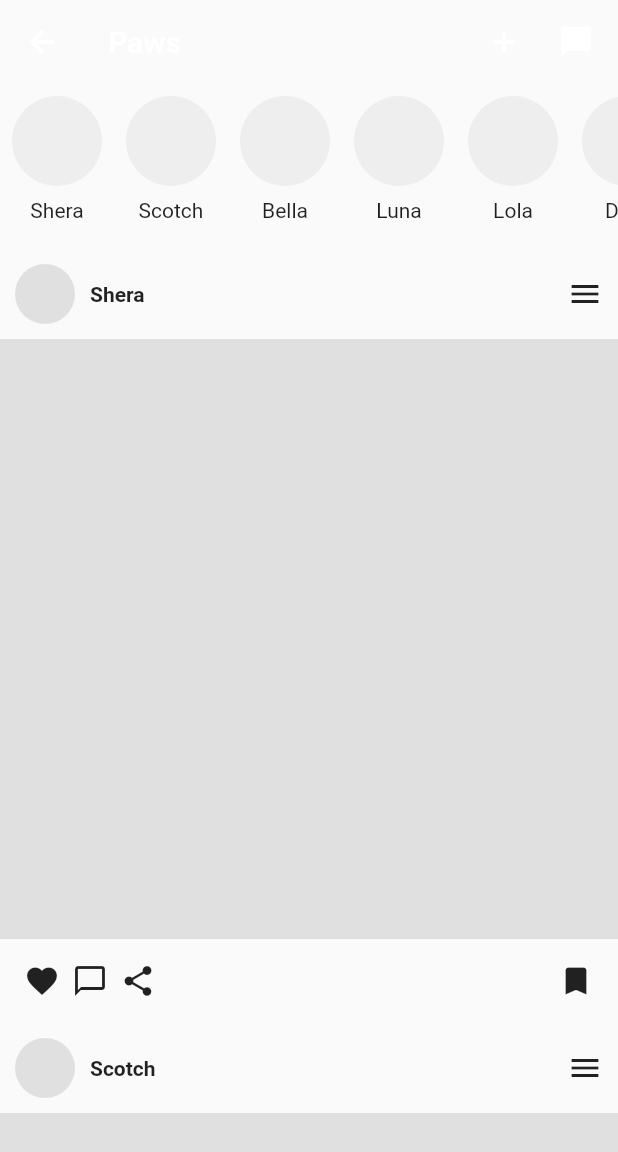
After one commit to Atharva-Malode/paws, a Flutter app: the UserHome screen opened directly, on a phone screen of 412 x 824 dp. The commit adds this screen. Shown: the top 1152 px of the screen. Run offline on Flutter 3.47's test engine with Material 2 defaults, Android fonts, the phone set to English and light mode, and no system bars; our stand-ins replace firebase_auth, firebase_core, google_fonts; accounts and stored records are empty.

Commit message:
added home page dart

```diff
--- a/lib/pages/Home_Page.dart
+++ b/lib/pages/Home_Page.dart
@@ -1,5 +1,7 @@
 import 'package:firebase_auth/firebase_auth.dart';
 import 'package:flutter/material.dart';
+
+import 'home.dart';
 
 class HomePage extends StatefulWidget {
   const HomePage({super.key});
@@ -10,6 +12,22 @@ class HomePage extends StatefulWidget {
 
 class _HomePageState extends State<HomePage> {
   final user = FirebaseAuth.instance.currentUser;
+  int _selectedIndex = 0;
+  void _navigateToPage(int index) {
+    setState(() {
+      _selectedIndex = index;
+    });
+  }
+
+  //different pages to Navigate
+  final List<Widget> _children = [
+    UserHome(),
+    /*
+    UserSearch(),
+    UserShop(),
+    UserProfile(),
+    */
+  ];
   @override
   Widget build(BuildContext context) {
     return Scaffold(
--- /dev/null
+++ b/lib/pages/home.dart
@@ -0,0 +1,65 @@
+// ignore_for_file:  prefer_interpolation_to_compose_strings, avoid_print,prefer_const_literals_to_create_immutables,prefer_const_constructors,unused_import
+import 'package:flutter/material.dart';
+
+import '../utility.dart/post.dart';
+import '../utility.dart/stories.dart';
+
+class UserHome extends StatelessWidget {
+  //const UserHome({super.key});
+  final List people = ['Shera', 'Scotch', 'Bella', 'Luna', 'Lola', 'Dora'];
+
+  @override
+  Widget build(BuildContext context) {
+    return Scaffold(
+      appBar: AppBar(
+        backgroundColor: Colors.transparent,
+        elevation: 0,
+        title: Row(
+          mainAxisAlignment: MainAxisAlignment.spaceBetween,
+          children: [
+            Text(
+              'Paws',
+              style: TextStyle(
+                color: Colors.white,
+              ),
+            ),
+            Row(
+              children: [
+                Padding(
+                  padding: const EdgeInsets.all(24.0),
+                  child: Icon(Icons.add, color: Colors.white),
+                ),
+                Icon(Icons.messenger),
+              ],
+            ),
+          ],
+        ),
+      ),
+      body: Column(
+        children: [
+          //stories
+          Container(
+            height: 100,
+            child: ListView.builder(
+                scrollDirection: Axis.horizontal,
+                itemCount: people.length,
+                itemBuilder: (context, index) {
+                  return Stories(name: people[index]);
+                }),
+          ),
+          SizedBox(
+            height: 10,
+          ),
+          //posts
+          Expanded(
+            child: ListView.builder(
+                itemCount: people.length,
+                itemBuilder: (context, Index) {
+                  return UserPost(text: people[Index]);
+                }),
+          ),
+        ],
+      ),
+    );
+  }
+}
--- /dev/null
+++ b/lib/utility.dart/post.dart
@@ -0,0 +1,61 @@
+import 'package:flutter/material.dart';
+
+class UserPost extends StatelessWidget {
+  final String text;
+  UserPost({required this.text});
+
+  @override
+  Widget build(BuildContext context) {
+    return Column(
+      children: [
+        Padding(
+          padding: const EdgeInsets.all(10.0),
+          child: Row(
+            mainAxisAlignment: MainAxisAlignment.spaceBetween,
+            children: [
+              Row(
+                children: [
+                  Container(
+                    width: 40,
+                    height: 40,
+                    decoration: BoxDecoration(
+                      shape: BoxShape.circle,
+                      color: Colors.grey[300],
+                    ),
+                  ),
+                  SizedBox(width: 10),
+                  Text(text, style: TextStyle(fontWeight: FontWeight.bold)),
+                ],
+              ),
+              Icon(Icons.menu)
+            ],
+          ),
+        ),
+        Container(
+          height: 400,
+          color: Colors.grey[300],
+        ),
+
+        //below the post -> likes, comments, shares
+        Padding(
+          padding: const EdgeInsets.all(16.0),
+          child: Row(
+            mainAxisAlignment: MainAxisAlignment.spaceBetween,
+            children: [
+              Row(children: [
+                Icon(Icons.favorite),
+                Padding(padding: EdgeInsets.only(left: 8.0)),
+                Icon(Icons.chat_bubble_outline),
+                Padding(
+                  padding: const EdgeInsets.only(left: 8.0),
+                ),
+                Icon(Icons.share),
+              ]),
+              Icon(Icons.bookmark),
+            ],
+          ),
+        )
+      ],
+    );
+  }
+}
--- /dev/null
+++ b/lib/utility.dart/stories.dart
@@ -0,0 +1,27 @@
+import 'package:flutter/material.dart';
+
+class Stories extends StatelessWidget {
+  final String name;
+
+  Stories({required this.name});
+
+  @override
+  Widget build(BuildContext context) {
+    return Padding(
+      padding: const EdgeInsets.all(8.0),
+      child: Column(
+        children: [
+          Container(
+              width: 60,
+              height: 60,
+              decoration: BoxDecoration(
+                shape: BoxShape.circle,
+                color: Colors.grey[200],
+              )),
+          SizedBox(height: 8.0),
+          Text(name)
+        ],
+      ),
+    );
+  }
+}
```
